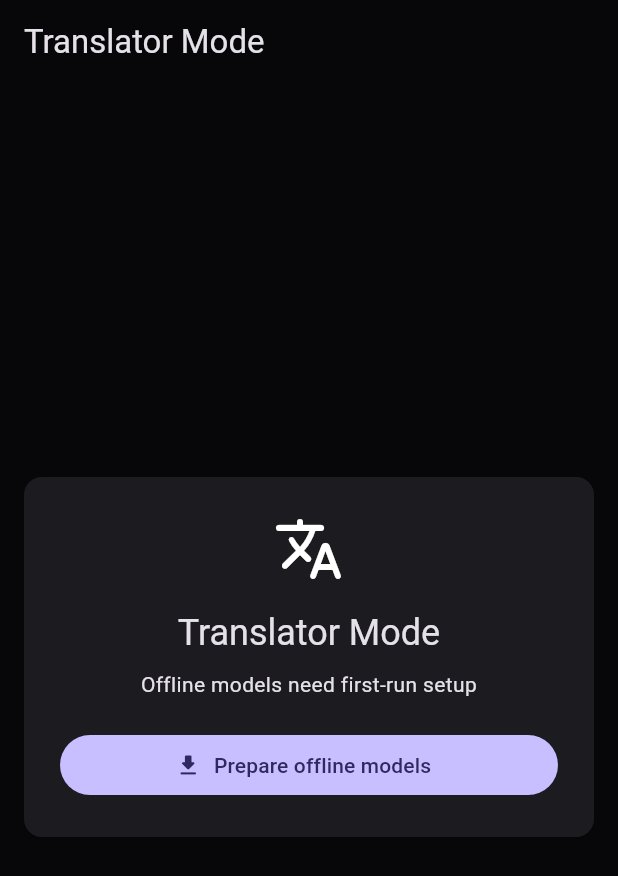
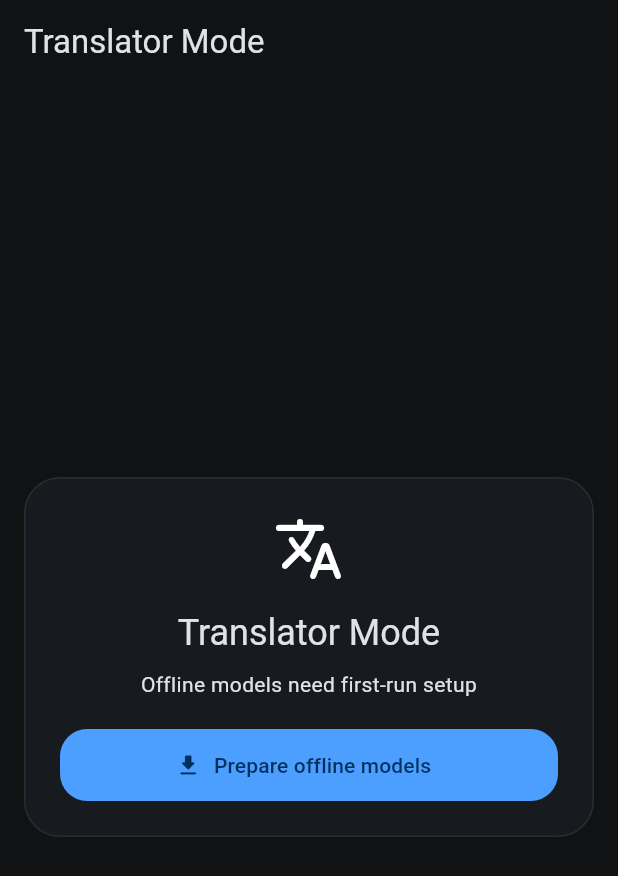
Before and after one commit to emilalvaroserrano-collab/matuk, a Flutter app: the screen it shows after launch, on a phone screen of 412 x 824 dp. Shown: the top 876 px of the screen. Run offline on Flutter 3.47's test engine with Material 3 defaults, Android fonts, the phone set to English and light mode, and no system bars; our stand-ins replace audioplayers, permission_handler; missing offline and left inert: llama_cpp_flutter, llama_flutter_android, sherpa_asr_sdk, sherpa_onnx, supertonic_flutter.

Commit message:
Redesign Translator Mode dark responsive theme

```diff
--- a/Translator Mode/lib/core/app_theme.dart
+++ b/Translator Mode/lib/core/app_theme.dart
@@ -4,26 +4,90 @@ class AppTheme {
   AppTheme._();
 
   static ThemeData dark() {
-    const seed = Color(0xFF8B7CFF);
+    const accent = Color(0xFF4C9EFF);
+    const background = Color(0xFF101214);
+    const surface = Color(0xFF171A1E);
+    const elevated = Color(0xFF1C2025);
+    const border = Color(0xFF343940);
+
     final scheme = ColorScheme.fromSeed(
-      seedColor: seed,
+      seedColor: accent,
       brightness: Brightness.dark,
-      surface: const Color(0xFF0A0A0D),
+      surface: surface,
+    ).copyWith(
+      primary: accent,
+      secondary: const Color(0xFF8FBFFF),
+      surface: surface,
+      surfaceContainer: surface,
+      surfaceContainerHigh: elevated,
+      outline: border,
     );
+
     return ThemeData(
       useMaterial3: true,
+      brightness: Brightness.dark,
       colorScheme: scheme,
-      scaffoldBackgroundColor: const Color(0xFF070709),
+      scaffoldBackgroundColor: background,
+      fontFamily: 'Roboto',
       appBarTheme: const AppBarTheme(
-        backgroundColor: Color(0xFF070709),
+        backgroundColor: background,
         surfaceTintColor: Colors.transparent,
+        elevation: 0,
+      ),
+      dividerTheme: DividerThemeData(
+        color: Colors.white.withValues(alpha: 0.12),
+        thickness: 1,
+      ),
+      cardTheme: CardThemeData(
+        color: surface,
+        elevation: 0,
+        shape: RoundedRectangleBorder(
+          borderRadius: BorderRadius.circular(24),
+          side: BorderSide(color: Colors.white.withValues(alpha: 0.08)),
+        ),
       ),
       inputDecorationTheme: InputDecorationTheme(
         filled: true,
-        fillColor: const Color(0xFF121216),
+        fillColor: elevated,
+        contentPadding: const EdgeInsets.symmetric(horizontal: 18, vertical: 17),
+        labelStyle: TextStyle(color: Colors.white.withValues(alpha: 0.56)),
+        hintStyle: TextStyle(color: Colors.white.withValues(alpha: 0.38)),
         border: OutlineInputBorder(
-          borderRadius: BorderRadius.circular(22),
-          borderSide: BorderSide.none,
+          borderRadius: BorderRadius.circular(24),
+          borderSide: BorderSide(color: Colors.white.withValues(alpha: 0.10)),
+        ),
+        enabledBorder: OutlineInputBorder(
+          borderRadius: BorderRadius.circular(24),
+          borderSide: BorderSide(color: Colors.white.withValues(alpha: 0.10)),
+        ),
+        focusedBorder: OutlineInputBorder(
+          borderRadius: BorderRadius.circular(24),
+          borderSide: const BorderSide(color: accent, width: 1.4),
+        ),
+      ),
+      filledButtonTheme: FilledButtonThemeData(
+        style: FilledButton.styleFrom(
+          minimumSize: const Size(48, 48),
+          shape: RoundedRectangleBorder(borderRadius: BorderRadius.circular(18)),
+        ),
+      ),
+      outlinedButtonTheme: OutlinedButtonThemeData(
+        style: OutlinedButton.styleFrom(
+          minimumSize: const Size(48, 48),
+          side: BorderSide(color: Colors.white.withValues(alpha: 0.14)),
+          shape: RoundedRectangleBorder(borderRadius: BorderRadius.circular(18)),
+        ),
+      ),
+      switchTheme: SwitchThemeData(
+        thumbColor: WidgetStateProperty.resolveWith(
+          (states) => states.contains(WidgetState.selected)
+              ? Colors.white
+              : Colors.white.withValues(alpha: 0.24),
+        ),
+        trackColor: WidgetStateProperty.resolveWith(
+          (states) => states.contains(WidgetState.selected)
+              ? accent.withValues(alpha: 0.70)
+              : Colors.white.withValues(alpha: 0.10),
         ),
       ),
     );
```
